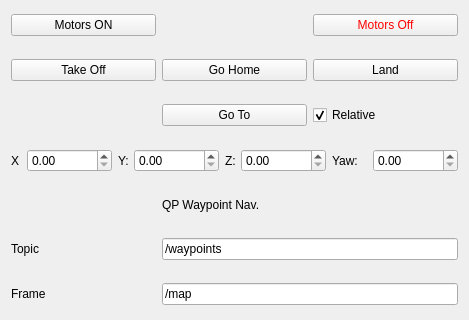
arplaboratory/waypoint_navigation_plugin, file waypoint_navigation_plugin/ui/WaypointNavigation.ui: the form before one commit; both pictures show x 0 to 469 and y 104 to 424 of the 469 by 754 pixel window.
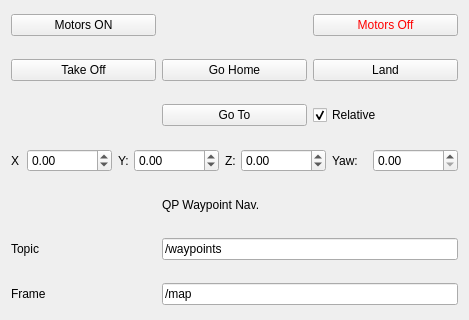
The form after the commit.

Commit message: fix waypoint navigation plugin problems

Diff of the .ui file:
```diff
--- a/waypoint_navigation_plugin/ui/WaypointNavigation.ui
+++ b/waypoint_navigation_plugin/ui/WaypointNavigation.ui
@@ -275,7 +275,11 @@
       </widget>
      </item>
      <item>
-      <widget class="QDoubleSpinBox" name="x_doubleSpinBox_gt"/>
+      <widget class="QDoubleSpinBox" name="x_doubleSpinBox_gt">
+       <property name="minimum">
+        <double>-99.000000000000000</double>
+       </property>
+      </widget>
      </item>
      <item>
       <widget class="QLabel" name="label_2">
@@ -291,7 +295,11 @@
       </widget>
      </item>
      <item>
-      <widget class="QDoubleSpinBox" name="y_doubleSpinBox_gt"/>
+      <widget class="QDoubleSpinBox" name="y_doubleSpinBox_gt">
+       <property name="minimum">
+        <double>-99.000000000000000</double>
+       </property>
+      </widget>
      </item>
      <item>
       <widget class="QLabel" name="label_3">
@@ -307,7 +315,11 @@
       </widget>
      </item>
      <item>
-      <widget class="QDoubleSpinBox" name="z_doubleSpinBox_gt"/>
+      <widget class="QDoubleSpinBox" name="z_doubleSpinBox_gt">
+       <property name="minimum">
+        <double>-99.000000000000000</double>
+       </property>
+      </widget>
      </item>
      <item>
       <widget class="QLabel" name="label_4">
```
